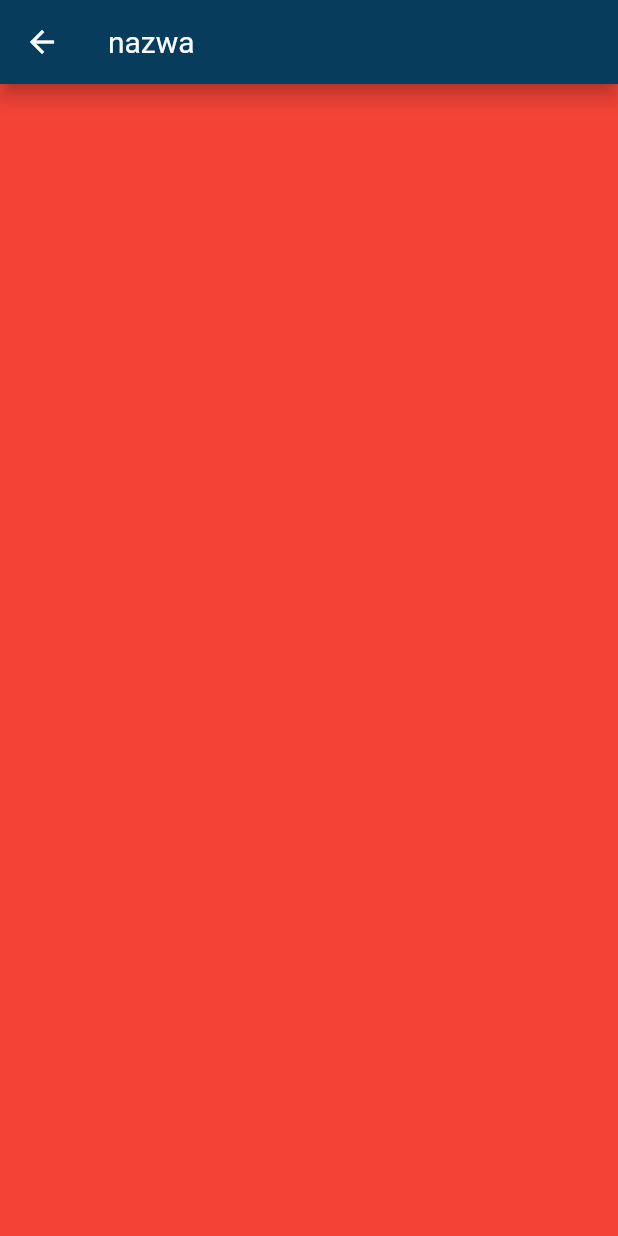
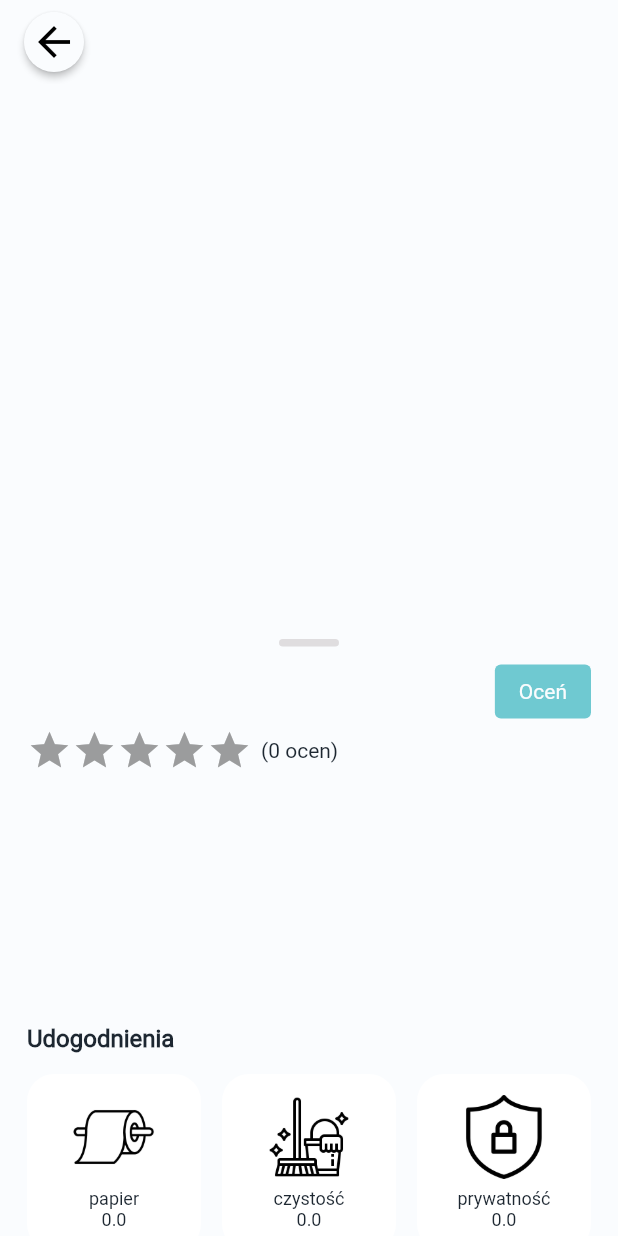
Before and after one commit to artoniaz/chalet, a Flutter app: the ChaletDetails screen opened directly with empty values, on a phone screen of 412 x 824 dp. Run offline on Flutter 3.47's test engine with Material 2 defaults, Android fonts, the phone set to English and light mode, and no system bars; drawn by our look-alikes of carousel_slider, flutter_rating_bar; our stand-ins replace cached_network_image, cloud_firestore, dio, firebase_auth, firebase_core, firebase_storage and 12 more; missing offline and left inert: flutter_polyline_points, geoflutterfire, google_place; accounts and stored records are empty.

Commit message:
Created chalet card

```diff
--- a/lib/screens/chalet/chalet_sliding_up_panel/chalet_sliding_up_panel.dart
+++ b/lib/screens/chalet/chalet_card/chalet_card.dart
@@ -5,20 +5,20 @@ import 'package:chalet/styles/index.dart';
 import 'package:chalet/widgets/index.dart';
 import 'package:flutter/material.dart';
 
-class ChaletSlidingUpPanel extends StatefulWidget {
+class ChaletCard extends StatefulWidget {
   final ChaletModel? chalet;
   final ScrollController controller;
-  const ChaletSlidingUpPanel({
+  const ChaletCard({
     Key? key,
     required this.controller,
     required this.chalet,
   }) : super(key: key);
 
   @override
-  _ChaletSlidingUpPanelState createState() => _ChaletSlidingUpPanelState();
+  _ChaletCardState createState() => _ChaletCardState();
 }
 
-class _ChaletSlidingUpPanelState extends State<ChaletSlidingUpPanel> {
+class _ChaletCardState extends State<ChaletCard> {
   bool _isReviewsActive = false;
 
   void scrollReviewList(GlobalKey itemKey) async {
@@ -33,7 +33,7 @@ class _ChaletSlidingUpPanelState extends State<ChaletSlidingUpPanel> {
   }
 
   @override
-  void didUpdateWidget(covariant ChaletSlidingUpPanel oldWidget) {
+  void didUpdateWidget(covariant ChaletCard oldWidget) {
     if (oldWidget.chalet?.id != widget.chalet?.id) {
       setState(() => _isReviewsActive = false);
     }
--- a/lib/screens/chalet/chalet_details/chalet_details.dart
+++ b/lib/screens/chalet/chalet_details/chalet_details.dart
@@ -1,6 +1,9 @@
+import 'package:chalet/config/chalet_image_slider_phases.dart';
 import 'package:chalet/config/index.dart';
 import 'package:chalet/models/index.dart';
 import 'package:chalet/screens/index.dart';
+import 'package:chalet/styles/index.dart';
+import 'package:chalet/styles/palette.dart';
 import 'package:chalet/widgets/index.dart';
 import 'package:flutter/material.dart';
 
@@ -14,26 +17,26 @@ class ChaletDetails extends StatefulWidget {
 }
 
 class _ChaletDetailsState extends State<ChaletDetails> {
-  ChaletModel? chalet;
+  ChaletModel? _chalet;
+  ScrollController _controller = ScrollController();
 
   @override
   void didChangeDependencies() {
-    final args =
-        ModalRoute.of(context)!.settings.arguments as ChaletDetailsArgs;
-    setState(() => chalet = args.chalet);
+    final args = ModalRoute.of(context)!.settings.arguments as ChaletDetailsArgs;
+    setState(() => _chalet = args.chalet);
     super.didChangeDependencies();
   }
 
   @override
   Widget build(BuildContext context) {
+    double _pictureHeight = MediaQuery.of(context).size.height * .5;
     return Scaffold(
       body: CustomScrollView(
+        physics: const BouncingScrollPhysics(),
         slivers: [
-          CustomAppBars.customSliverAppBarDark(context, 'nazwa'),
-          SliverFillRemaining(
-            child: Container(
-              color: Colors.red,
-            ),
+          CustomAppBars.customImageSliderSliverAppBar(_chalet!, _pictureHeight),
+          SliverToBoxAdapter(
+            child: ChaletCard(controller: _controller, chalet: _chalet),
           ),
         ],
       ),
--- /dev/null
+++ b/lib/screens/chalet/chalet_details/chalet_details_image_carusel.dart
@@ -0,0 +1,68 @@
+import 'package:carousel_slider/carousel_slider.dart';
+import 'package:chalet/models/index.dart';
+import 'package:chalet/styles/index.dart';
+import 'package:chalet/widgets/index.dart';
+import 'package:flutter/material.dart';
+
+class ChaletDetailsImageCarusel extends StatefulWidget {
+  final ChaletModel chalet;
+  const ChaletDetailsImageCarusel({
+    Key? key,
+    required this.chalet,
+  }) : super(key: key);
+
+  @override
+  _ChaletDetailsImageCaruselState createState() => _ChaletDetailsImageCaruselState();
+}
+
+class _ChaletDetailsImageCaruselState extends State<ChaletDetailsImageCarusel> {
+  int _currentImgIndex = 0;
+  CarouselController caruselController = new CarouselController();
+
+  List<Widget> getImgIndicators() {
+    List<dynamic> images = widget.chalet.images;
+    return images.map((el) {
+      int index = images.indexOf(el);
+      return Container(
+        width: 8.0,
+        height: 8.0,
+        margin: EdgeInsets.symmetric(vertical: 0.0, horizontal: 2.0),
+        decoration: BoxDecoration(
+          shape: BoxShape.circle,
+          color: _currentImgIndex == index ? Palette.goldLeaf : Palette.darkBlue,
+        ),
+      );
+    }).toList();
+  }
+
+  @override
+  Widget build(BuildContext context) {
+    return Stack(
+      children: [
+        CarouselSlider(
+            carouselController: caruselController,
+            items: widget.chalet.images
+                .map((el) => CustomCachedNetworkImage(
+                      itemUrl: el.imageUrlMinSize,
+                      width: MediaQuery.of(context).size.width,
+                    ))
+                .toList(),
+            options: CarouselOptions(
+              viewportFraction: 1,
+              height: MediaQuery.of(context).size.height,
+              onPageChanged: (index, reason) {
+                setState(() => _currentImgIndex = index);
+              },
+            )),
+        if (getImgIndicators().length > 1)
+          Positioned(
+            bottom: 4.0,
+            child: Row(
+              mainAxisAlignment: MainAxisAlignment.center,
+              children: getImgIndicators(),
+            ),
+          ),
+      ],
+    );
+  }
+}
--- a/lib/screens/chalet_map/chalet_map.dart
+++ b/lib/screens/chalet_map/chalet_map.dart
@@ -1,6 +1,6 @@
 import 'package:chalet/config/functions/lat_lng_functions.dart';
 import 'package:chalet/models/index.dart';
-import 'package:chalet/screens/chalet/chalet_sliding_up_panel/chalet_sliding_up_panel.dart';
+import 'package:chalet/screens/index.dart';
 import 'package:chalet/styles/index.dart';
 import 'package:chalet/styles/palette.dart';
 import 'package:chalet/widgets/custom_text_button_rounded.dart';
@@ -138,7 +138,7 @@ class _ChaletMapState extends State<ChaletMap> with AutomaticKeepAliveClientMixi
             color: Palette.backgroundWhite,
             panelBuilder: (controller) => _activeChalet == null
                 ? Container()
-                : ChaletSlidingUpPanel(
+                : ChaletCard(
                     controller: controller,
                     chalet: _activeChalet,
                   ),
--- a/lib/screens/index.dart
+++ b/lib/screens/index.dart
@@ -11,9 +11,10 @@ export 'package:chalet/screens/home/chalet_page_selection.dart';
 export 'package:chalet/screens/chalet/chalet_list/chalet_list.dart';
 
 export 'package:chalet/screens/chalet/chalet_details/chalet_details.dart';
+export 'package:chalet/screens/chalet/chalet_details/chalet_details_image_carusel.dart';
 
 export 'package:chalet/screens/chalet/chalet_preView_container.dart';
-export 'package:chalet/screens/chalet/chalet_sliding_up_panel/chalet_sliding_up_panel.dart';
+export 'package:chalet/screens/chalet/chalet_card/chalet_card.dart';
 
 export 'package:chalet/screens/add_chalet/add_chalet.dart';
 export 'package:chalet/screens/add_chalet/chalet_image_picker.dart';
--- a/lib/widgets/custom_appBars.dart
+++ b/lib/widgets/custom_appBars.dart
@@ -1,4 +1,7 @@
+import 'package:chalet/models/index.dart';
+import 'package:chalet/screens/index.dart';
 import 'package:chalet/styles/index.dart';
+import 'package:chalet/widgets/index.dart';
 import 'package:flutter/material.dart';
 
 class CustomAppBars {
@@ -28,24 +31,28 @@ class CustomAppBars {
       );
 
   static AppBar customTransparentAppBar(BuildContext context) => AppBar(
-      backgroundColor: Colors.transparent,
-      elevation: 0.0,
-      leadingWidth: 72.0,
-      leading: Padding(
-        padding: const EdgeInsets.all(8.0),
-        child: RawMaterialButton(
-          onPressed: () => Navigator.of(context).pop(),
-          materialTapTargetSize: MaterialTapTargetSize.shrinkWrap,
-          elevation: 2.0,
-          fillColor: Colors.white,
-          child: Center(
-            child: Icon(
-              Icons.arrow_back,
-              size: 32.0,
-              color: Colors.black,
-            ),
+        backgroundColor: Colors.transparent,
+        elevation: 0.0,
+        leadingWidth: 72.0,
+        leading: CustomBackLeadingButton(),
+      );
+
+  static SliverAppBar customImageSliderSliverAppBar(ChaletModel chalet, double pictureHeight) => SliverAppBar(
+        backgroundColor: Colors.transparent,
+        leadingWidth: 72.0,
+        leading: CustomBackLeadingButton(),
+        elevation: 0,
+        expandedHeight: pictureHeight,
+        floating: false,
+        pinned: false,
+        snap: false,
+        stretch: true,
+        flexibleSpace: FlexibleSpaceBar(
+          centerTitle: false,
+          stretchModes: [StretchMode.zoomBackground],
+          background: ChaletDetailsImageCarusel(
+            chalet: chalet,
           ),
-          shape: CircleBorder(),
         ),
-      ));
+      );
 }
--- /dev/null
+++ b/lib/widgets/custom_back_leading_button.dart
@@ -0,0 +1,27 @@
+import 'package:chalet/styles/index.dart';
+import 'package:flutter/material.dart';
+
+class CustomBackLeadingButton extends StatelessWidget {
+  const CustomBackLeadingButton({Key? key}) : super(key: key);
+
+  @override
+  Widget build(BuildContext context) {
+    return Padding(
+      padding: const EdgeInsets.all(8.0),
+      child: RawMaterialButton(
+        onPressed: () => Navigator.of(context).pop(),
+        materialTapTargetSize: MaterialTapTargetSize.shrinkWrap,
+        elevation: 2.0,
+        fillColor: Palette.backgroundWhite,
+        child: Center(
+          child: Icon(
+            Icons.arrow_back,
+            size: 32.0,
+            color: Colors.black,
+          ),
+        ),
+        shape: CircleBorder(),
+      ),
+    );
+  }
+}
--- a/lib/widgets/index.dart
+++ b/lib/widgets/index.dart
@@ -9,6 +9,7 @@ export 'package:chalet/widgets/photo_carusel/chalet_photo_carusel.dart';
 export 'package:chalet/widgets/photo_carusel/image_slider_presentational.dart';
 export 'package:chalet/widgets/photo_carusel/image_slider_editable_file.dart';
 export 'package:chalet/widgets/photo_carusel/full_screen_carusel.dart';
+export 'package:chalet/widgets/photo_carusel/image_slider_details.dart';
 export 'package:chalet/widgets/rating_icon_label.dart';
 export 'package:chalet/widgets/bottom_nav_bar.dart';
 export 'package:chalet/widgets/rating_bar_item.dart';
@@ -25,3 +26,4 @@ export 'package:chalet/widgets/images_horizontal_list_view.dart';
 export 'package:chalet/widgets/chalet_convenience.dart';
 export 'package:chalet/widgets/custom_rating_bar_indicator.dart';
 export 'package:chalet/widgets/buttons_popUp_row.dart';
+export 'package:chalet/widgets/custom_back_leading_button.dart';
```
Also changed, not shown: lib/widgets/photo_carusel/chalet_photo_carusel.dart (+30 -7 lines), lib/widgets/photo_carusel/image_slider_details.dart (added, +24 -0 lines).
